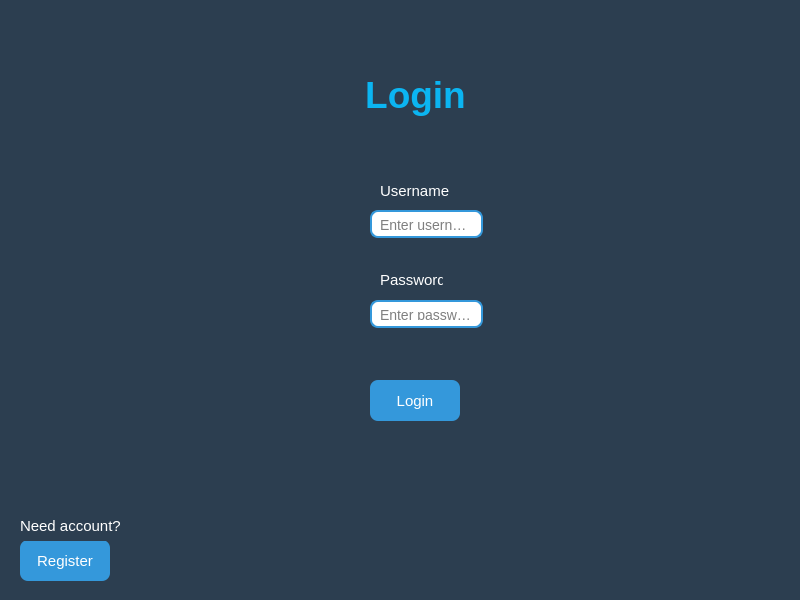
Above: mainwindow.ui from MetaMancerr/PlaTwoButCooler before the change. Below: the same form after it.
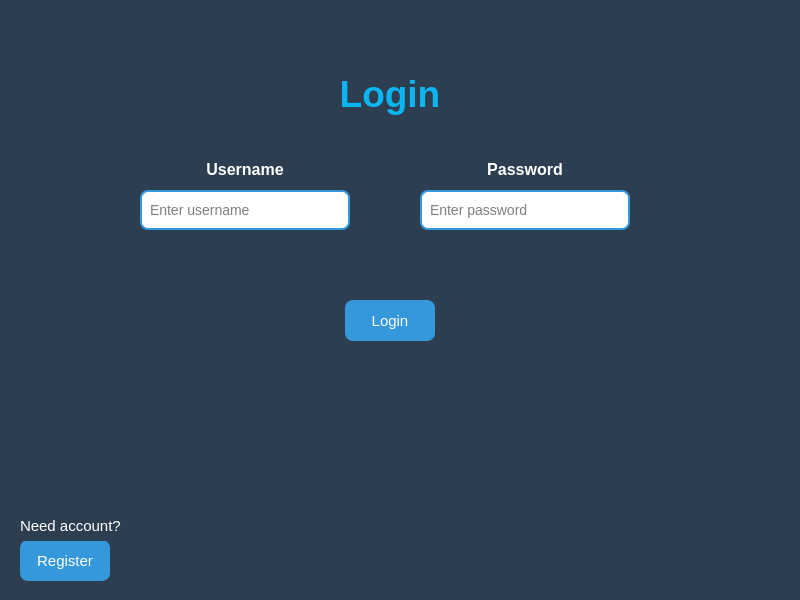
That is the form after the change.

Commit message: made a blank register page and a button to take the user there

Patch:
```diff
--- a/mainwindow.ui
+++ b/mainwindow.ui
@@ -47,10 +47,10 @@
    <widget class="QLabel" name="login">
     <property name="geometry">
      <rect>
-      <x>350</x>
+      <x>325</x>
       <y>60</y>
-      <width>131</width>
-      <height>71</height>
+      <width>130</width>
+      <height>70</height>
      </rect>
     </property>
     <property name="text">
@@ -60,23 +60,23 @@
    <widget class="QLabel" name="username">
     <property name="geometry">
      <rect>
-      <x>380</x>
-      <y>180</y>
-      <width>81</width>
-      <height>21</height>
+      <x>185</x>
+      <y>150</y>
+      <width>120</width>
+      <height>40</height>
      </rect>
     </property>
     <property name="text">
-     <string>Username</string>
+     <string>&lt;html&gt;&lt;head/&gt;&lt;body&gt;&lt;p align=&quot;center&quot;&gt;&lt;span style=&quot; font-size:12pt; font-weight:700;&quot;&gt;Username&lt;/span&gt;&lt;/p&gt;&lt;/body&gt;&lt;/html&gt;</string>
     </property>
    </widget>
    <widget class="QLineEdit" name="usernameEdit">
     <property name="geometry">
      <rect>
-      <x>370</x>
-      <y>210</y>
-      <width>113</width>
-      <height>28</height>
+      <x>140</x>
+      <y>190</y>
+      <width>210</width>
+      <height>40</height>
      </rect>
     </property>
     <property name="inputMask">
@@ -92,23 +92,23 @@
    <widget class="QLabel" name="password">
     <property name="geometry">
      <rect>
-      <x>380</x>
-      <y>270</y>
-      <width>63</width>
-      <height>20</height>
+      <x>465</x>
+      <y>150</y>
+      <width>120</width>
+      <height>40</height>
      </rect>
     </property>
     <property name="text">
-     <string>Password</string>
+     <string>&lt;html&gt;&lt;head/&gt;&lt;body&gt;&lt;p align=&quot;center&quot;&gt;&lt;span style=&quot; font-size:12pt; font-weight:700;&quot;&gt;Password&lt;/span&gt;&lt;/p&gt;&lt;/body&gt;&lt;/html&gt;</string>
     </property>
    </widget>
    <widget class="QLineEdit" name="passwordEdit">
     <property name="geometry">
      <rect>
-      <x>370</x>
-      <y>300</y>
-      <width>113</width>
-      <height>28</height>
+      <x>420</x>
+      <y>190</y>
+      <width>210</width>
+      <height>40</height>
      </rect>
     </property>
     <property name="echoMode">
@@ -121,8 +121,8 @@
    <widget class="QPushButton" name="loginButton">
     <property name="geometry">
      <rect>
-      <x>370</x>
-      <y>380</y>
+      <x>345</x>
+      <y>300</y>
       <width>90</width>
       <height>41</height>
      </rect>
```
The commit also changes 6 other files.
